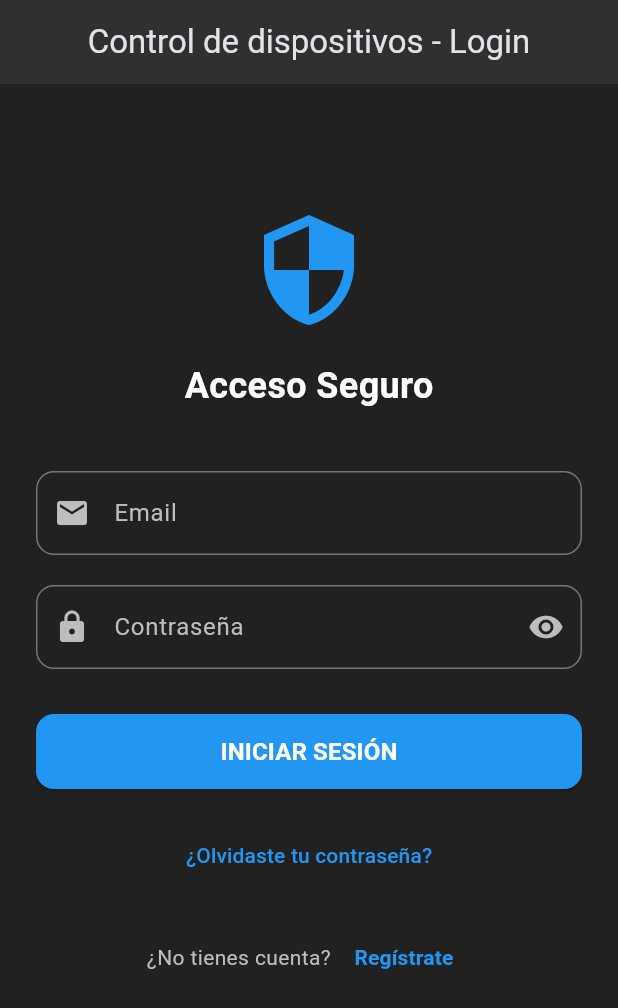
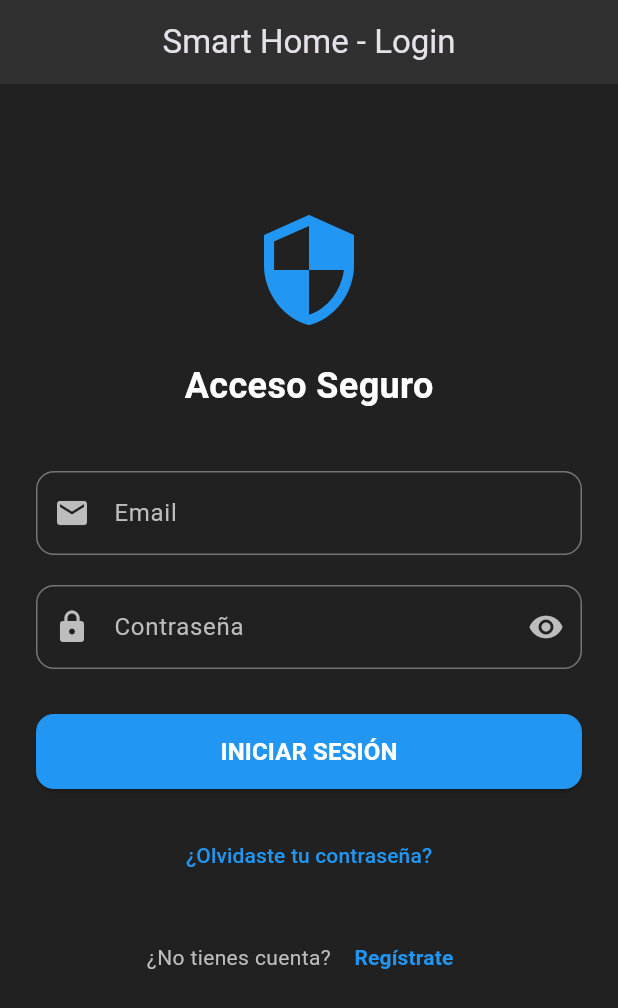
Before and after one commit to milagrosvillalba2712-hue/control-de-dispositivos-flutter, a Flutter app: the screen it shows after launch, on a phone screen of 412 x 824 dp. Shown: the top 1008 px of the screen. Run offline on Flutter 3.47's test engine with Material 3 defaults, Android fonts, the phone set to English and light mode, and no system bars; our stand-ins replace firebase_auth, firebase_core, firebase_database, firebase_messaging, flutter_local_notifications; accounts and stored records are empty.

Commit message:
Update login_screen.dart
Para mejorar la estrategia de branding

```diff
--- a/lib/screens/login_screen.dart
+++ b/lib/screens/login_screen.dart
@@ -98,7 +98,7 @@ class _LoginScreenState extends State<LoginScreen> {
     return Scaffold(
       backgroundColor: Colors.grey[900],
       appBar: AppBar(
-        title: Text('Control de dispositivos - Login'),
+        title: Text('Smart Home - Login'),
         backgroundColor: Colors.grey[850],
         centerTitle: true,
       ),
```
